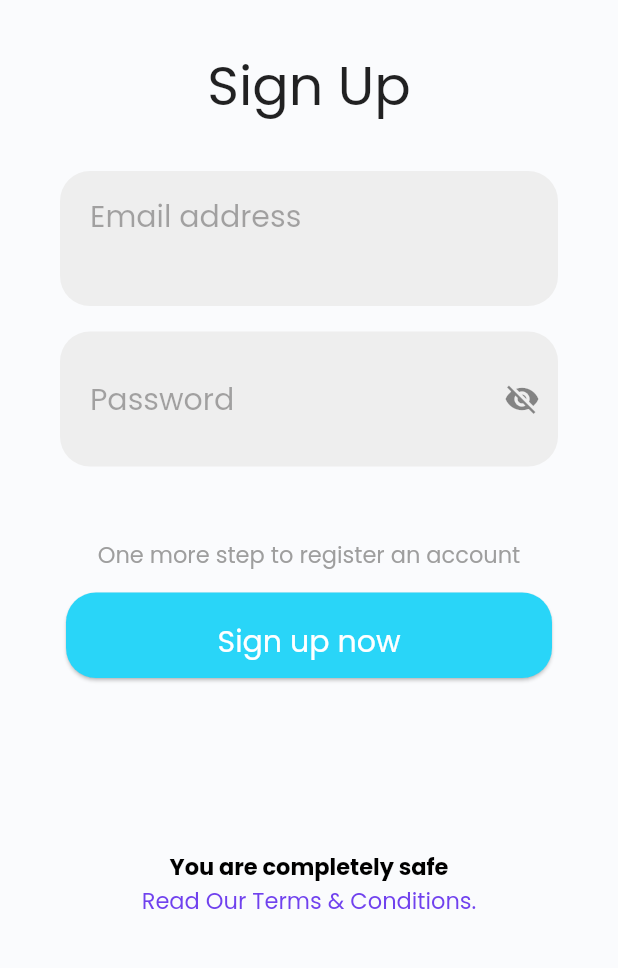
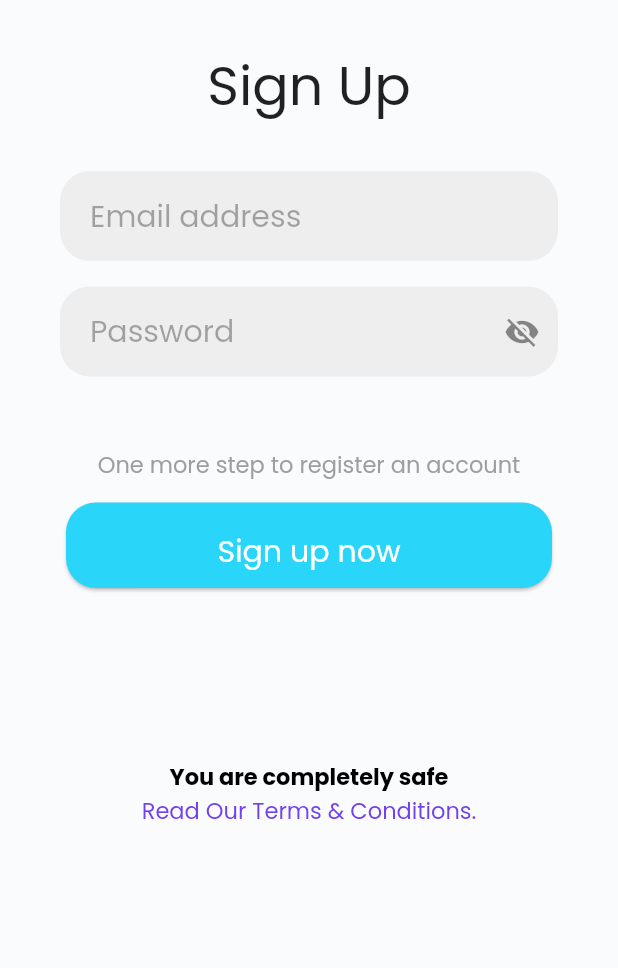
Before and after one commit to oniauliya99/Golekos-find-lodging, a Flutter app: the SignUpPage screen opened directly, on a phone screen of 412 x 824 dp, the part 264-1232 px from its top. Run offline on Flutter 3.47's test engine with Material 2 defaults, Android fonts, the phone set to English and light mode, and no system bars; our stand-ins replace cloud_firestore, email_validator, firebase_auth, firebase_core, flutter_svg, google_fonts and 1 more; accounts and stored records are empty.

```diff
--- a/lib/pages/sign_up_page.dart
+++ b/lib/pages/sign_up_page.dart
@@ -64,13 +64,14 @@ class _SignUpPageState extends State<SignUpPage> {
                   color: Color(0xFFEEEEEE),
                   borderRadius: BorderRadius.circular(20)),
               margin: EdgeInsets.only(left: 40, right: 40, bottom: 17),
-              height: 90,
+              height: 60,
               width: 90,
               child: Form(
                 key: formKey,
                 child: Column(
                   children: [
-                    new TextFormField(
+                    Expanded(
+                      child: new TextFormField(
                         controller: email,
                         style: orderRegular.copyWith(fontSize: 20),
                         decoration: InputDecoration(
@@ -90,6 +91,7 @@ class _SignUpPageState extends State<SignUpPage> {
                             ? null
                             : "Please enter a valid email",
                       ),
+                    ),
                   ],
                 ),
               ),
@@ -99,7 +101,7 @@ class _SignUpPageState extends State<SignUpPage> {
                   color: Color(0xFFEEEEEE),
                   borderRadius: BorderRadius.circular(20)),
               margin: EdgeInsets.only(left: 40, right: 40, bottom: 17),
-              height: 90,
+              height: 60,
               child: Form(
                 key: form2Key,
                 child: Container(
```
Lines whose indentation alone changed are shown as unchanged.
